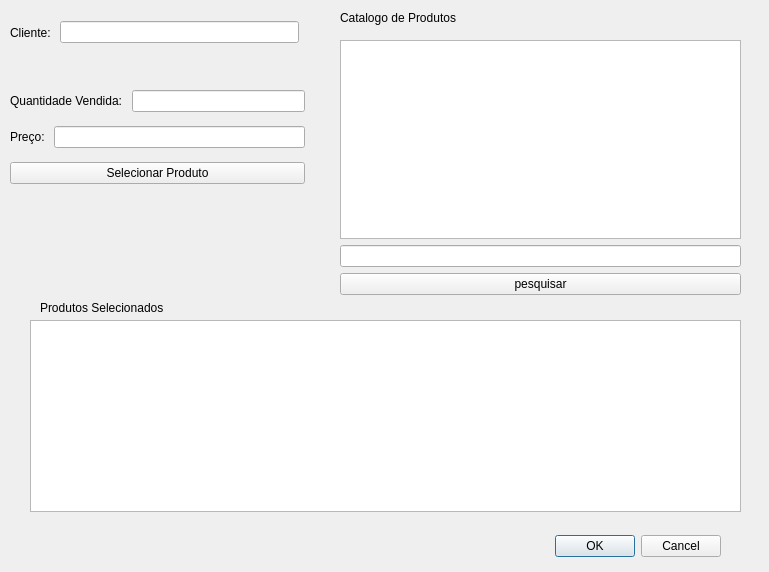
This is venda.ui in GabR36/QEstoqueLoja as Qt 5 draws it before an edit. The edited form follows.
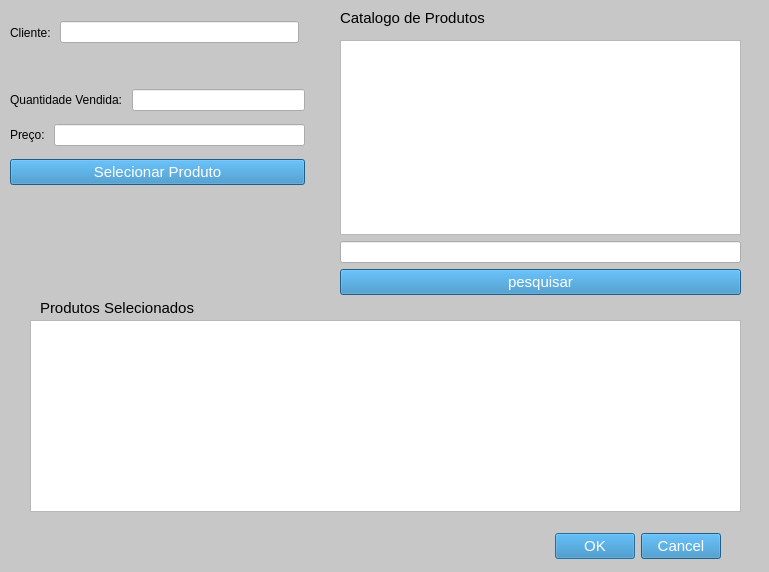
This is the edited form.

Commit message: stylesheet das janelas

```diff
--- a/venda.ui
+++ b/venda.ui
@@ -13,6 +13,24 @@
   <property name="windowTitle">
    <string>Venda - QEstoqueLoja</string>
   </property>
+  <property name="styleSheet">
+   <string notr="true">#venda{
+background-color: rgb(199, 199, 199);
+font-size: 15px;
+
+}
+QPushButton{
+background-color: rgb(43, 132, 191);
+color: rgb(255, 255, 255);
+font-size: 15px;
+}
+QGroupBox{
+background-color:rgb(170, 170, 170);
+	font: 700 9pt &quot;Segoe UI&quot;;
+	font-size: 15px;
+}
+</string>
+  </property>
   <widget class="QDialogButtonBox" name="BtnBox_Venda">
    <property name="geometry">
     <rect>
@@ -159,6 +177,10 @@
      <height>16</height>
     </rect>
    </property>
+   <property name="styleSheet">
+    <string notr="true">font-size: 15px;
+font: 700 9pt &quot;Segoe UI&quot;;</string>
+   </property>
    <property name="text">
     <string>Produtos Selecionados</string>
    </property>
@@ -194,6 +216,10 @@
      <height>16</height>
     </rect>
    </property>
+   <property name="styleSheet">
+    <string notr="true">font-size: 15px;
+font: 700 9pt &quot;Segoe UI&quot;;</string>
+   </property>
    <property name="text">
     <string>Catalogo de Produtos</string>
    </property>
```
The commit also changes 5 other files.
